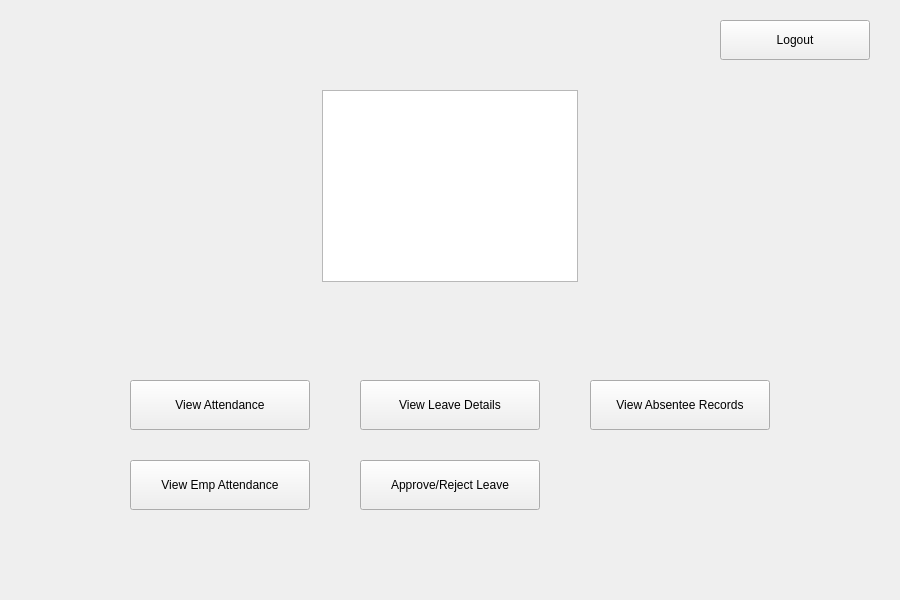
First picture: the form in Maintendance/supervisorlogin.ui, repository markhan101/Maintendance, before the edit.
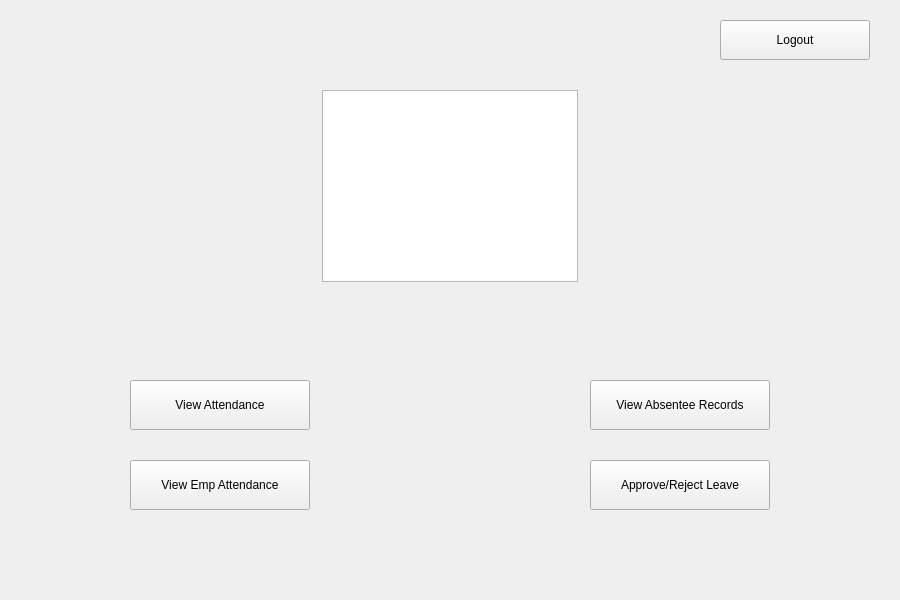
Second picture: the form after the edit. Icons and pictures are not drawn.

```diff
--- a/Maintendance/supervisorlogin.ui
+++ b/Maintendance/supervisorlogin.ui
@@ -39,19 +39,6 @@
     <string>View Attendance</string>
    </property>
   </widget>
-  <widget class="QPushButton" name="viewLeaveDetailsButton">
-   <property name="geometry">
-    <rect>
-     <x>360</x>
-     <y>380</y>
-     <width>180</width>
-     <height>50</height>
-    </rect>
-   </property>
-   <property name="text">
-    <string>View Leave Details</string>
-   </property>
-  </widget>
   <widget class="QPushButton" name="viewAbsenteeRecordsButton">
    <property name="geometry">
     <rect>
@@ -81,7 +68,7 @@
   <widget class="QPushButton" name="approveRejectLeaveButton">
    <property name="geometry">
     <rect>
-     <x>360</x>
+     <x>590</x>
      <y>460</y>
      <width>180</width>
      <height>50</height>
```
